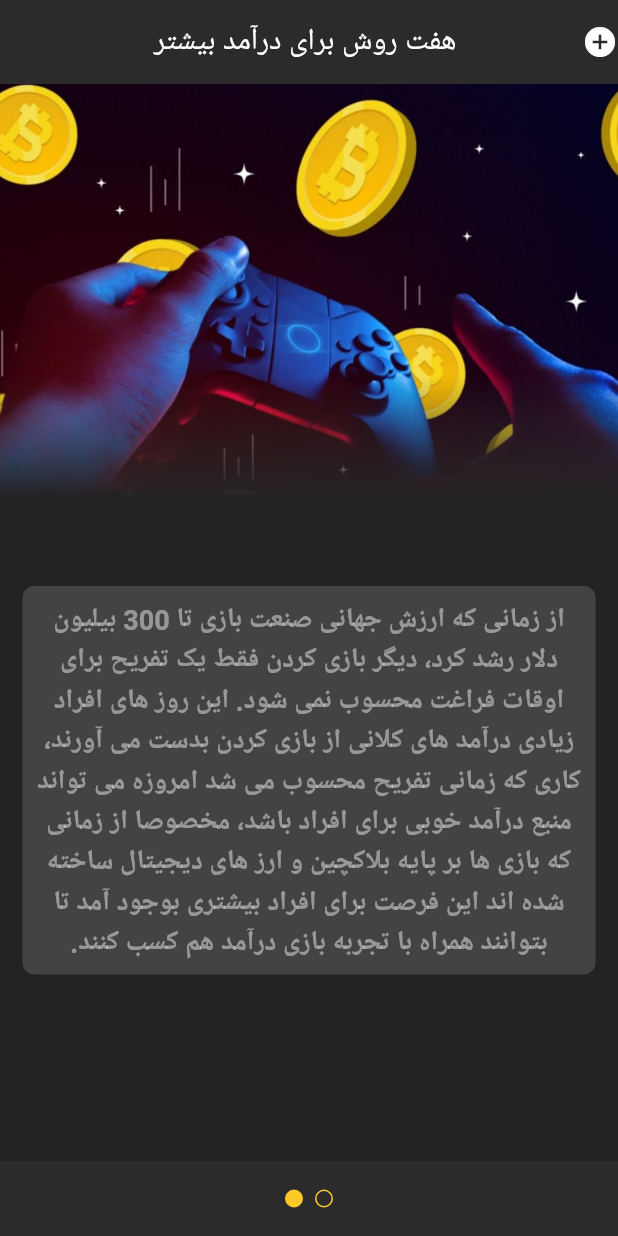
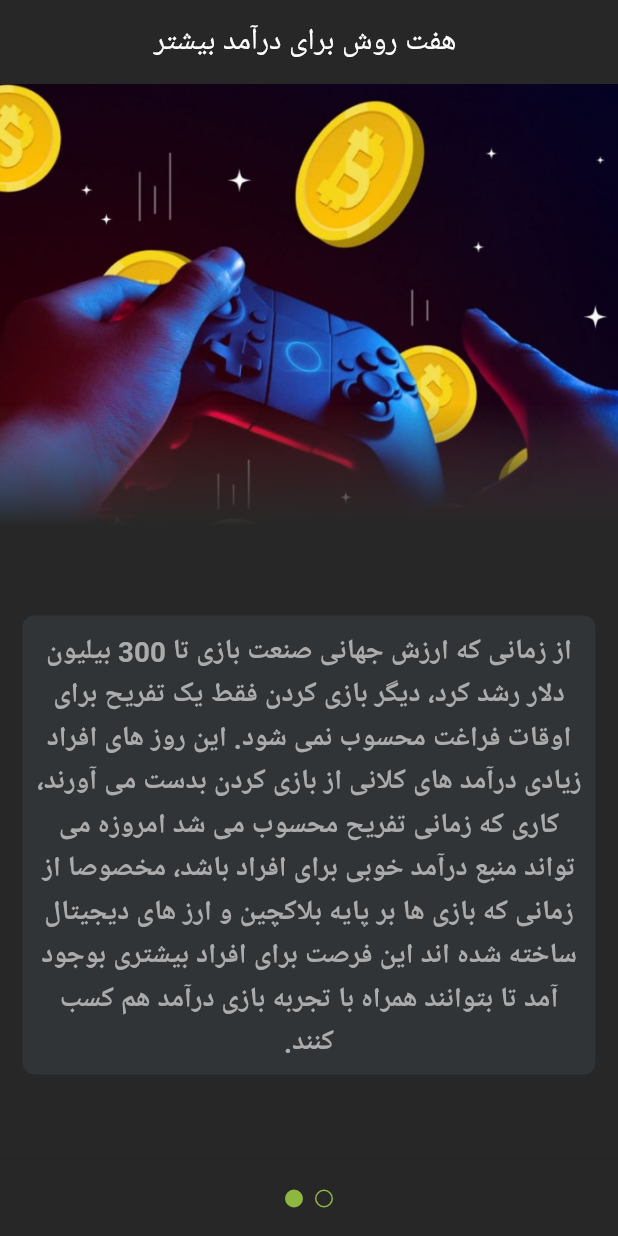
Before and after one commit to Manticodes/pageView_practice, a Flutter app: the screen it shows after launch, on a phone screen of 412 x 824 dp. Run offline on Flutter 3.47's test engine with Material 2 defaults, Android fonts, the phone set to English and light mode, and no system bars.

Commit message:
change theme

```diff
--- a/lib/articledatamodel.dart
+++ b/lib/articledatamodel.dart
@@ -3,7 +3,17 @@ class Article {
   String title;
   String text;
   String? starnote;
-  Article({this.image, required this.title, required this.text, this.starnote});
+  String? image2;
+  String? text2;
+  String? starnote2;
+  Article(
+      {this.image,
+      required this.title,
+      required this.text,
+      this.starnote,
+      this.text2,
+      this.image2,
+      this.starnote2});
 }
 
 List<Article> articleData = [
@@ -13,7 +23,7 @@ List<Article> articleData = [
           'از زمانی که ارزش جهانی صنعت بازی تا 300 بیلیون دلار رشد کرد، دیگر بازی کردن فقط یک تفریح برای اوقات فراغت محسوب نمی شود. این روز های افراد زیادی درآمد های کلانی از بازی کردن بدست می آورند، کاری که زمانی تفریح محسوب می شد امروزه می تواند منبع درآمد خوبی برای افراد باشد، مخصوصا از زمانی که بازی ها بر پایه بلاکچین و ارز های دیجیتال ساخته شده اند این فرصت برای افراد بیشتری بوجود آمد تا بتوانند همراه با تجربه بازی درآمد هم کسب کنند.',
       image: 'assets/image/top-p2e-games-march.jpg'),
   Article(
-      title: 'ادامه',
+      title: '',
       text:
           'برای افراد شاغل این بازی ها میتونه به عنوان درآمد جانبی به افزایش درآمدشون کمک کنه و برای افرادی که درآمد ندارند می تونه خرج زندگی روزانشون رو تامین کنه و برای این کار فقط به اینترنت و چند ساعت زمان در روز نیاز دارید ولی باید بدونید که بیشتر برای کسب درآمد وجود دارد در واقع را های نا محدودی وجود دارد تا شما بتوانید از بازی های بلاکچینی کسب درآمد کنید تو این بخش هفت راهی که می تونید ازش درآمد بیشتری کسب کنید را توضیح می دهیم ',
       starnote:
--- a/lib/main.dart
+++ b/lib/main.dart
@@ -50,17 +50,12 @@ class _ArticlePageState extends State<ArticlePage>
     });
   }
 
-  final List<String> describtion = ['asd3424ad', 'ghfhfhg'];
-  final List<String> image = [
-    'assets/image/top-p2e-games-march.jpg',
-    'assets/image/fdfdfd.jpg'
-  ];
   late final TabController _dotcontroller;
   int dotindex = 0;
   void initState() {
     super.initState();
     _dotcontroller = TabController(
-      length: describtion.length,
+      length: articleData.length,
       initialIndex: dotindex,
       vsync: this,
     );
@@ -70,35 +65,33 @@ class _ArticlePageState extends State<ArticlePage>
   Widget build(BuildContext context) {
     return Scaffold(
       bottomNavigationBar: BottomAppBar(
+          color: Color.fromARGB(255, 39, 39, 39),
           child: Container(
             child: Center(
               child: TabPageSelector(
-            selectedColor: Colors.amber.shade400,
+                selectedColor: Color.fromARGB(255, 142, 183, 65),
                 controller: _dotcontroller,
               ),
             ),
             height: 50,
-        color: Color.fromARGB(255, 43, 43, 43),
+            color: Color.fromARGB(255, 39, 39, 39),
           )),
-      backgroundColor: Color.fromARGB(255, 43, 43, 43),
+      backgroundColor: Color.fromARGB(255, 39, 39, 39),
       appBar: AppBar(
         title: Text('هفت روش برای درآمد بیشتر '),
         centerTitle: true,
         elevation: 0,
-        actions: [Icon(Icons.add_circle)],
-        backgroundColor: Color.fromARGB(255, 43, 43, 43),
+        backgroundColor: Color.fromARGB(255, 39, 39, 39),
       ),
       body: Column(
         children: [
           Container(
             child: Expanded(
               child: PageView.builder(
-                  scrollBehavior: ScrollBehavior(
-                      androidOverscrollIndicator:
-                          AndroidOverscrollIndicator.stretch),
+
                   // allowImplicitScrolling: true,
                   onPageChanged: changeDot,
-                  itemCount: describtion.length,
+                  itemCount: articleData.length,
                   controller: _controller,
                   itemBuilder: (ctx, index) {
                     return SlidePageWidget(
--- a/lib/slidepage.dart
+++ b/lib/slidepage.dart
@@ -5,20 +5,26 @@ class SlidePageWidget extends StatelessWidget {
   String? image;
   String title;
   String? starnote;
+  String? image2;
+  String? text2;
+  String? starnote2;
 
   SlidePageWidget(
       {Key? key,
       required this.describtion,
       this.image,
       required this.title,
-      this.starnote})
+      this.starnote,
+      this.text2,
+      this.image2,
+      this.starnote2})
       : super(key: key);
 
   @override
   Widget build(BuildContext context) {
     double _width = MediaQuery.of(context).size.width;
     return Scaffold(
-        backgroundColor: Color.fromARGB(255, 36, 34, 36),
+        backgroundColor: Color.fromARGB(255, 39, 39, 39),
         body: SingleChildScrollView(
           child: Column(
             children: [
@@ -28,7 +34,7 @@ class SlidePageWidget extends StatelessWidget {
                       children: [
                         Container(
                           width: _width,
-                          height: _width / 1.5,
+                          height: _width / 1.4,
                           decoration: BoxDecoration(
                               image: DecorationImage(
                                   image: AssetImage(image.toString()),
@@ -38,8 +44,8 @@ class SlidePageWidget extends StatelessWidget {
                           decoration: const BoxDecoration(
                               gradient: LinearGradient(
                                   colors: [
-                                Color.fromARGB(0, 48, 47, 47),
-                                Color.fromARGB(255, 36, 34, 36)
+                                Color.fromARGB(6, 70, 66, 66),
+                                Color.fromARGB(255, 39, 39, 39),
                               ],
                                   begin: Alignment.topCenter,
                                   end: Alignment.bottomCenter)),
@@ -63,15 +69,15 @@ class SlidePageWidget extends StatelessWidget {
                     padding: const EdgeInsets.all(8.0),
                     child: Text(describtion,
                         style: TextStyle(
-                            color: Colors.white.withOpacity(.45),
-                            fontSize: 18,
+                            color: Color.fromARGB(255, 171, 171, 171),
+                            fontSize: 18.5,
                             fontWeight: FontWeight.bold,
-                            height: 1.5),
+                            height: 1.55),
                         textDirection: TextDirection.rtl,
                         textAlign: TextAlign.center),
                   ),
                   decoration: BoxDecoration(
-                      color: Color.fromARGB(190, 78, 78, 78),
+                      color: Color.fromARGB(190, 52, 56, 59),
                       borderRadius: BorderRadius.circular(8)),
                 ),
               ),
@@ -92,7 +98,7 @@ class SlidePageWidget extends StatelessWidget {
                                     softWrap: true,
                                     style: TextStyle(
                                         color:
-                                            Color.fromARGB(255, 216, 216, 216),
+                                            Color.fromARGB(255, 227, 227, 225),
                                         fontSize: 18,
                                         fontWeight: FontWeight.bold,
                                         height: 1.5),
@@ -100,7 +106,7 @@ class SlidePageWidget extends StatelessWidget {
                                     textAlign: TextAlign.center),
                               ),
                               decoration: BoxDecoration(
-                                  color: Color.fromARGB(185, 243, 198, 65),
+                                  color: Color.fromARGB(255, 115, 102, 68),
                                   borderRadius: BorderRadius.circular(8)),
                             ),
                           ),
```
Lines whose indentation alone changed are shown as unchanged.
